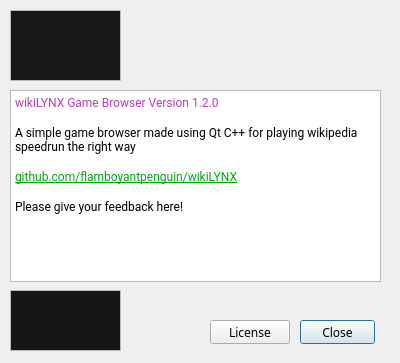
Before: the Qt Designer form wikiLYNX/ui/about.ui in flamboyantpenguin/wikiLYNX, drawn with Qt 5.
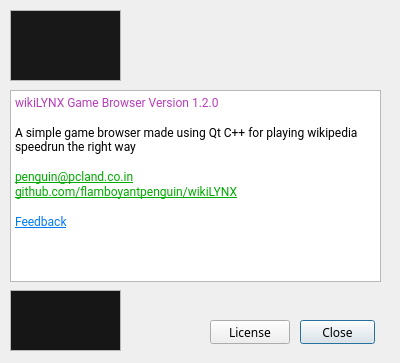
After: the same form once the commit is applied. Icons and pictures are not drawn.

Commit message: Added developer info

```diff
--- a/wikiLYNX/ui/about.ui
+++ b/wikiLYNX/ui/about.ui
@@ -49,9 +49,10 @@
 &lt;p style=&quot;-qt-paragraph-type:empty; margin-top:0px; margin-bottom:0px; margin-left:0px; margin-right:0px; -qt-block-indent:0; text-indent:0px; color:#b83dba;&quot;&gt;&lt;br /&gt;&lt;/p&gt;
 &lt;p style=&quot; margin-top:0px; margin-bottom:0px; margin-left:0px; margin-right:0px; -qt-block-indent:0; text-indent:0px;&quot;&gt;&lt;span style=&quot; font-family:'Noto Sans';&quot;&gt;A simple game browser made using Qt C++ for playing wikipedia speedrun the right way  &lt;/span&gt;&lt;/p&gt;
 &lt;p style=&quot;-qt-paragraph-type:empty; margin-top:0px; margin-bottom:0px; margin-left:0px; margin-right:0px; -qt-block-indent:0; text-indent:0px; font-family:'Noto Sans';&quot;&gt;&lt;br /&gt;&lt;/p&gt;
+&lt;p style=&quot; margin-top:0px; margin-bottom:0px; margin-left:0px; margin-right:0px; -qt-block-indent:0; text-indent:0px;&quot;&gt;&lt;a href=&quot;mailto:penguin@pcland.co.in&quot;&gt;&lt;span style=&quot; text-decoration: underline; color:#00aa00;&quot;&gt;penguin@pcland.co.in&lt;/span&gt;&lt;/a&gt;&lt;/p&gt;
 &lt;p style=&quot; margin-top:0px; margin-bottom:0px; margin-left:0px; margin-right:0px; -qt-block-indent:0; text-indent:0px;&quot;&gt;&lt;a href=&quot;https://github.com/flamboyantpenguin/wikiLYNX&quot;&gt;&lt;span style=&quot; text-decoration: underline; color:#00aa00;&quot;&gt;github.com/flamboyantpenguin/wikiLYNX&lt;/span&gt;&lt;/a&gt;&lt;/p&gt;
 &lt;p style=&quot;-qt-paragraph-type:empty; margin-top:0px; margin-bottom:0px; margin-left:0px; margin-right:0px; -qt-block-indent:0; text-indent:0px; text-decoration: underline; color:#00aa00;&quot;&gt;&lt;br /&gt;&lt;/p&gt;
-&lt;p style=&quot; margin-top:0px; margin-bottom:0px; margin-left:0px; margin-right:0px; -qt-block-indent:0; text-indent:0px;&quot;&gt;Please give your feedback here! &lt;/p&gt;&lt;/body&gt;&lt;/html&gt;</string>
+&lt;p style=&quot; margin-top:0px; margin-bottom:0px; margin-left:0px; margin-right:0px; -qt-block-indent:0; text-indent:0px;&quot;&gt;&lt;a href=&quot;https://forms.gle/SScZKbFLFBffdVay8&quot;&gt;&lt;span style=&quot; text-decoration: underline; color:#007af4;&quot;&gt;Feedback&lt;/span&gt;&lt;/a&gt;&lt;/p&gt;&lt;/body&gt;&lt;/html&gt;</string>
    </property>
    <property name="openExternalLinks">
     <bool>true</bool>
```
Left out of the diff: 6 changed lines with no effect on the pictures.
